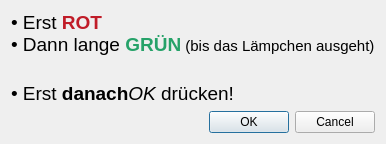
Before: the Qt Designer form ui/press-buttons-dialog.ui in cceh/byzanz-capture, drawn with Qt 5.
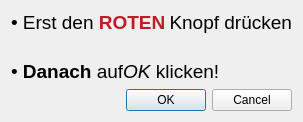
After: the same form once the commit is applied. Icons and pictures are not drawn.

```diff
--- a/ui/press-buttons-dialog.ui
+++ b/ui/press-buttons-dialog.ui
@@ -7,7 +7,7 @@
     <x>0</x>
     <y>0</y>
     <width>418</width>
-    <height>396</height>
+    <height>424</height>
    </rect>
   </property>
   <property name="windowTitle">
@@ -34,7 +34,7 @@
 p, li { white-space: pre-wrap; }
 hr { height: 1px; border-width: 0; }
 &lt;/style&gt;&lt;/head&gt;&lt;body style=&quot; font-family:'Ubuntu'; font-size:11pt; font-weight:400; font-style:normal;&quot;&gt;
-&lt;p style=&quot; margin-top:12px; margin-bottom:12px; margin-left:0px; margin-right:0px; -qt-block-indent:0; text-indent:0px;&quot;&gt;&lt;span style=&quot; font-size:14pt;&quot;&gt;• Erst &lt;/span&gt;&lt;span style=&quot; font-size:14pt; font-weight:700; color:#c01c28;&quot;&gt;ROT&lt;/span&gt;&lt;span style=&quot; font-size:14pt;&quot;&gt;&lt;br /&gt;• Dann lange &lt;/span&gt;&lt;span style=&quot; font-size:14pt; font-weight:700; color:#26a269;&quot;&gt;GRÜN&lt;/span&gt; (bis das Lämpchen ausgeht)&lt;/p&gt;&lt;/body&gt;&lt;/html&gt;</string>
+&lt;p style=&quot; margin-top:12px; margin-bottom:12px; margin-left:0px; margin-right:0px; -qt-block-indent:0; text-indent:0px;&quot;&gt;&lt;span style=&quot; font-size:14pt;&quot;&gt;• Erst den &lt;/span&gt;&lt;span style=&quot; font-size:14pt; font-weight:700; color:#c01c28;&quot;&gt;ROTEN&lt;/span&gt; &lt;span style=&quot; font-size:14pt;&quot;&gt;Knopf drücken&lt;/span&gt;&lt;/p&gt;&lt;/body&gt;&lt;/html&gt;</string>
      </property>
     </widget>
    </item>
@@ -66,7 +66,7 @@
    <item>
     <widget class="QLabel" name="label_3">
      <property name="text">
-      <string>&lt;html&gt;&lt;head/&gt;&lt;body&gt;&lt;p&gt;&lt;span style=&quot; font-size:14pt;&quot;&gt;• Erst &lt;/span&gt;&lt;span style=&quot; font-size:14pt; font-weight:700;&quot;&gt;danach&lt;/span&gt;&lt;span style=&quot; font-size:14pt;&quot;/&gt;&lt;span style=&quot; font-size:14pt; font-style:italic;&quot;&gt;OK&lt;/span&gt;&lt;span style=&quot; font-size:14pt;&quot;&gt; drücken!&lt;/span&gt;&lt;/p&gt;&lt;/body&gt;&lt;/html&gt;</string>
+      <string>&lt;html&gt;&lt;head/&gt;&lt;body&gt;&lt;p&gt;&lt;span style=&quot; font-size:14pt;&quot;&gt;• &lt;/span&gt;&lt;span style=&quot; font-size:14pt; font-weight:700;&quot;&gt;Danach &lt;/span&gt;&lt;span style=&quot; font-size:14pt;&quot;&gt;auf&lt;/span&gt;&lt;span style=&quot; font-size:14pt; font-weight:700;&quot;/&gt;&lt;span style=&quot; font-size:14pt; font-style:italic;&quot;&gt;OK&lt;/span&gt;&lt;span style=&quot; font-size:14pt;&quot;&gt; klicken!&lt;/span&gt;&lt;/p&gt;&lt;/body&gt;&lt;/html&gt;</string>
      </property>
     </widget>
    </item>
```
